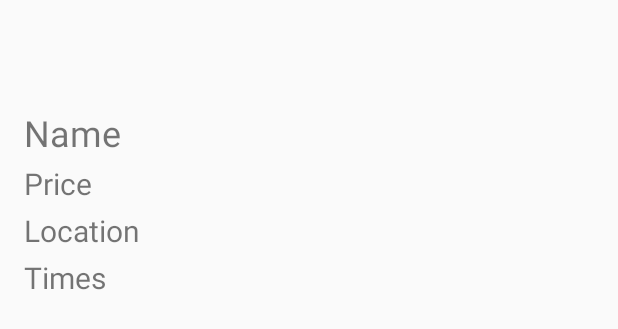
After one commit to audaniel9/ACPocketMuseum, an Android app: the layout activity_info.xml on its own in the app's theme, with its tools: preview values and no code run, on a phone screen of 412 x 824 dp. The commit adds this screen. Shown: the top 329 px of the screen. Run offline under Robolectric (Android 15) with nearby library versions, the phone set to English and light mode, and no system bars.

Commit message:
Info activity added

```diff
--- a/app/build.gradle
+++ b/app/build.gradle
@@ -24,7 +24,7 @@ android {
 
 dependencies {
     implementation fileTree(dir: 'libs', include: ['*.jar'])
-    implementation"org.jetbrains.kotlin:kotlin-stdlib-jdk7:$kotlin_version"
+    implementation "org.jetbrains.kotlin:kotlin-stdlib-jdk7:$kotlin_version"
     implementation 'androidx.appcompat:appcompat:1.1.0'
     implementation 'androidx.core:core-ktx:1.2.0'
     implementation 'androidx.constraintlayout:constraintlayout:1.1.3'
--- a/app/src/main/AndroidManifest.xml
+++ b/app/src/main/AndroidManifest.xml
@@ -9,6 +9,7 @@
         android:roundIcon="@mipmap/acnh_logo_round"
         android:supportsRtl="true"
         android:theme="@style/AppTheme">
+        <activity android:name=".InfoActivity"></activity>
         <activity android:name=".MainActivity">
             <intent-filter>
                 <action android:name="android.intent.action.MAIN" />
--- /dev/null
+++ b/app/src/main/res/layout/activity_info.xml
@@ -0,0 +1,63 @@
+<?xml version="1.0" encoding="utf-8"?>
+<androidx.constraintlayout.widget.ConstraintLayout xmlns:android="http://schemas.android.com/apk/res/android"
+    xmlns:app="http://schemas.android.com/apk/res-auto"
+    xmlns:tools="http://schemas.android.com/tools"
+    android:layout_width="match_parent"
+    android:layout_height="match_parent"
+    android:orientation="vertical"
+    tools:context=".InfoActivity">
+
+    <include
+        android:id="@+id/infoToolbar"
+        layout="@layout/toolbar"/>
+
+    <androidx.constraintlayout.widget.ConstraintLayout
+        android:layout_width="match_parent"
+        android:layout_height="0dp"
+        android:layout_margin="16dp"
+        app:layout_constraintBottom_toBottomOf="parent"
+        app:layout_constraintTop_toBottomOf="@+id/infoToolbar"
+        tools:layout_editor_absoluteX="16dp">
+
+        <TextView
+            android:id="@+id/infoSpecimenName"
+            android:layout_width="wrap_content"
+            android:layout_height="wrap_content"
+            android:text="Name"
+            android:textSize="24sp"
+            app:layout_constraintStart_toStartOf="parent"
+            app:layout_constraintTop_toTopOf="parent" />
+
+        <TextView
+            android:id="@+id/infoPrice"
+            android:layout_width="wrap_content"
+            android:layout_height="wrap_content"
+            android:layout_marginTop="4dp"
+            android:text="Price"
+            android:textSize="20sp"
+            app:layout_constraintStart_toStartOf="parent"
+            app:layout_constraintTop_toBottomOf="@+id/infoSpecimenName" />
+
+        <TextView
+            android:id="@+id/infoTimes"
+            android:layout_width="wrap_content"
+            android:layout_height="wrap_content"
+            android:layout_marginTop="4dp"
+            android:text="Times"
+            android:textSize="20sp"
+            app:layout_constraintStart_toStartOf="parent"
+            app:layout_constraintTop_toBottomOf="@+id/infoLocation" />
+
+        <TextView
+            android:id="@+id/infoLocation"
+            android:layout_width="wrap_content"
+            android:layout_height="wrap_content"
+            android:layout_marginTop="4dp"
+            android:text="Location"
+            android:textSize="20sp"
+            app:layout_constraintStart_toStartOf="parent"
+            app:layout_constraintTop_toBottomOf="@+id/infoPrice" />
+
+    </androidx.constraintlayout.widget.ConstraintLayout>
+
+</androidx.constraintlayout.widget.ConstraintLayout>
```
Also changed, not shown: app/src/main/java/com/daniel/chat/acpocketmuseum/InfoActivity.java (added, +48 -0 lines), app/src/main/java/com/daniel/chat/acpocketmuseum/MainActivity.java (+8 -6 lines), app/src/main/java/com/daniel/chat/acpocketmuseum/MuseumSpecimen.java (+38 -1 lines), app/src/main/java/com/daniel/chat/acpocketmuseum/MuseumSpecimenAdapter.java (+13 -14 lines).
